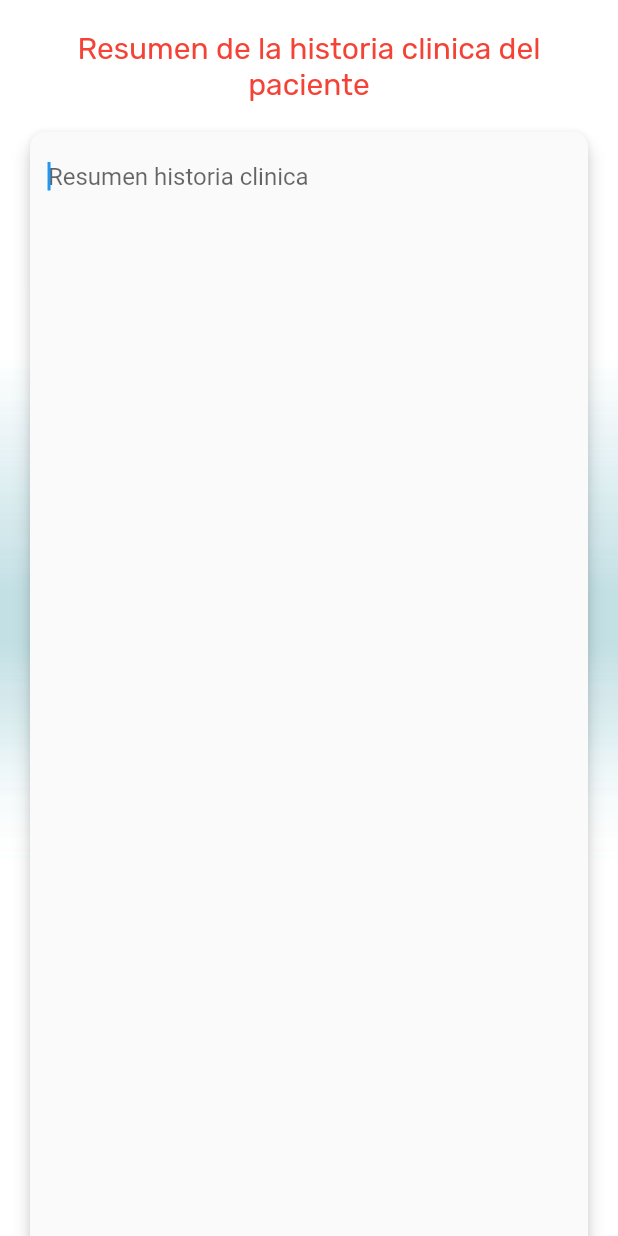
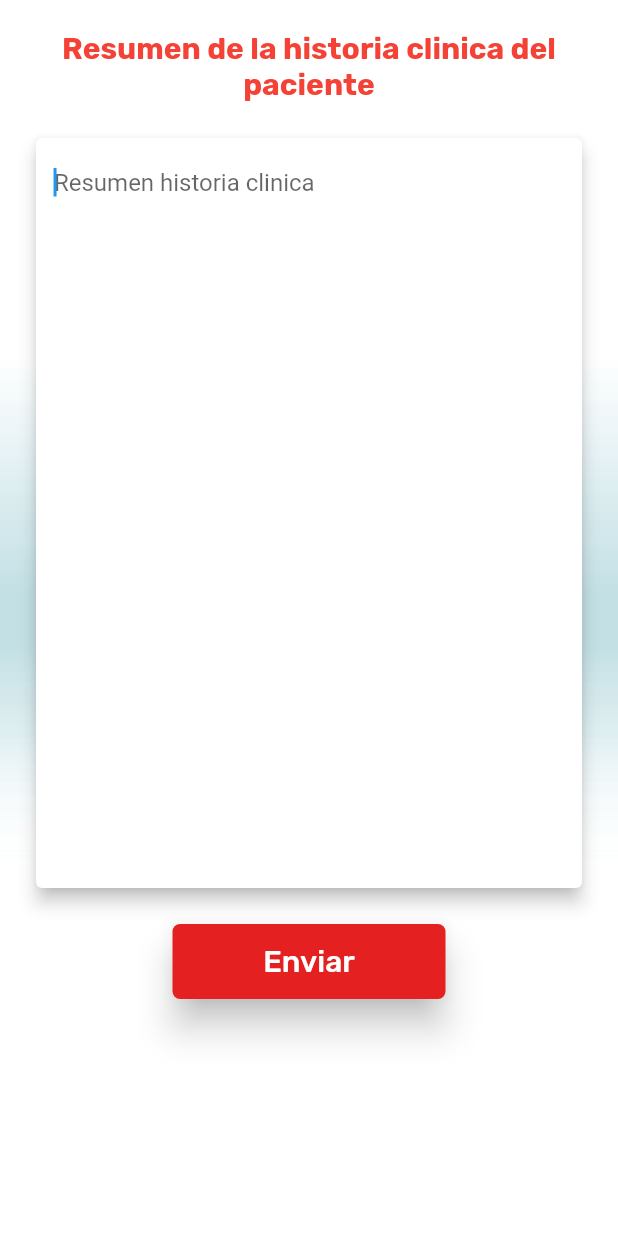
Before and after one commit to AlejandroCardozoCode/Proyecto_de_grado, a Flutter app: the ClinicalHistoryScreen screen opened by its route, on a phone screen of 412 x 824 dp. Run offline on Flutter 3.47's test engine with Material 2 defaults, Android fonts, the phone set to English and light mode, and no system bars; our stand-ins replace google_fonts.

Commit message:
correccion pantallas

```diff
--- a/electrocardio/lib/screens/clinical_history_screen.dart
+++ b/electrocardio/lib/screens/clinical_history_screen.dart
@@ -4,7 +4,6 @@ import '../theme/theme.dart';
 import '../widgets/widgets.dart';
 
 class ClinicalHistoryScreen extends StatelessWidget {
-
   const ClinicalHistoryScreen({Key? key}) : super(key: key);
 
   @override
@@ -21,16 +20,22 @@ class ClinicalHistoryScreen extends StatelessWidget {
           body: SafeArea(
               child: SingleChildScrollView(
             padding: const EdgeInsets.all(20),
-          child: Column(
-            children: [
-              Text("Resumen de la historia clinica del paciente",
+            child: Column(children: [
+              Text(
+                "Resumen de la historia clinica del paciente",
                 textAlign: TextAlign.center,
-              style: GoogleFonts.rubik(fontSize: 20, color: Colors.red),
+                style: GoogleFonts.rubik(
+                  fontSize: 20,
+                  color: Colors.red,
+                  fontWeight: FontWeight.bold,
+                ),
               ),
               const SizedBox(
                 height: 20,
               ),
-              const CustomTextField(hintText: "Resumen historia clinica",),
+              const CustomTextField(
+                hintText: "Resumen historia clinica",
+              ),
               const SizedBox(
                 height: 20,
               ),
@@ -54,11 +59,8 @@ class ClinicalHistoryScreen extends StatelessWidget {
                   ),
                 ),
               )
-            ]
-            ),
-        )
-      )
-    ),
+            ]),
+          ))),
     );
   }
 }
--- a/electrocardio/lib/widgets/custom_textfield.dart
+++ b/electrocardio/lib/widgets/custom_textfield.dart
@@ -1,34 +1,29 @@
 import 'package:flutter/material.dart';
+
 class CustomTextField extends StatelessWidget {
-
   final String? hintText;
 
-  const CustomTextField({
-    Key? key,
-    this.hintText
-  }) : super(key: key);
+  const CustomTextField({Key? key, this.hintText}) : super(key: key);
 
   @override
   Widget build(BuildContext context) {
-    return Material(
-      borderRadius: BorderRadius.circular(10),
+    return Card(
       elevation: 5,
-      child:TextFormField(
+      child: Container(
+        height: 500,
+        child: TextFormField(
           maxLines: 50,
           autofocus: true,
-        validator: (value){
-          if(value == null) return "Formulario vacio";
+          validator: (value) {
+            if (value == null) return "Formulario vacio";
             //TODO: ARREGLAR disparo de alertas
             //if(value.length > 70 )
           },
           autovalidateMode: AutovalidateMode.onUserInteraction,
-        decoration:  InputDecoration(
+          decoration: InputDecoration(
               hintText: hintText,
               focusedBorder: const OutlineInputBorder(
-            borderSide: BorderSide(
-              color: Colors.transparent
-              )
-          )
+                  borderSide: BorderSide(color: Colors.transparent))),
         ),
       ),
     );
```
Also changed, not shown: electrocardio/lib/widgets/electro_card_list.dart (+48 -34 lines). Lines whose indentation alone changed are shown as unchanged.
